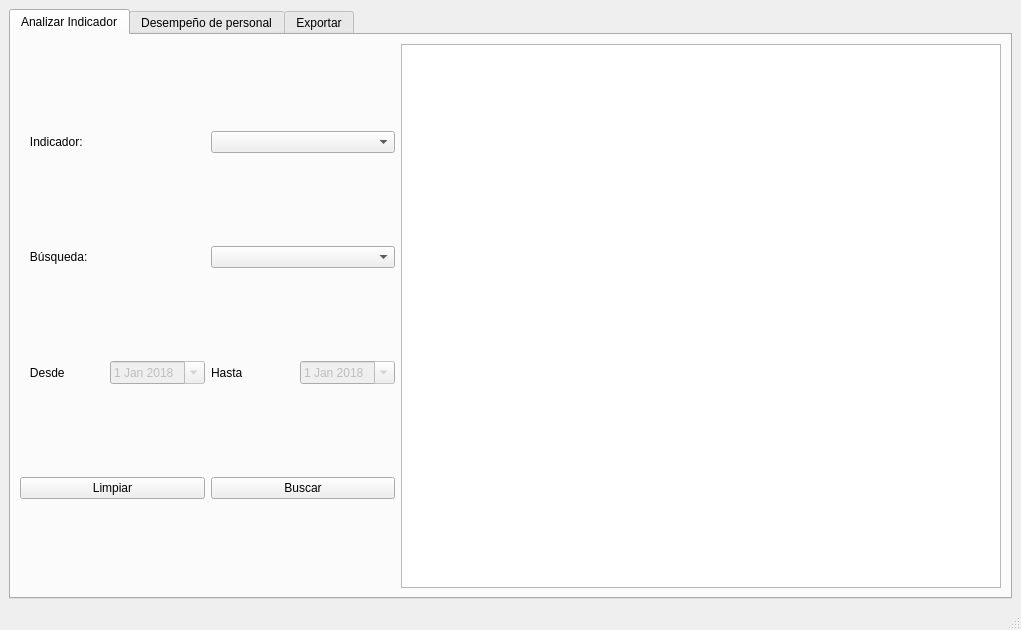
The window that ui/main_window.ui (Bneya/project_indicadores_win) describes before a commit, drawn with Qt 5.
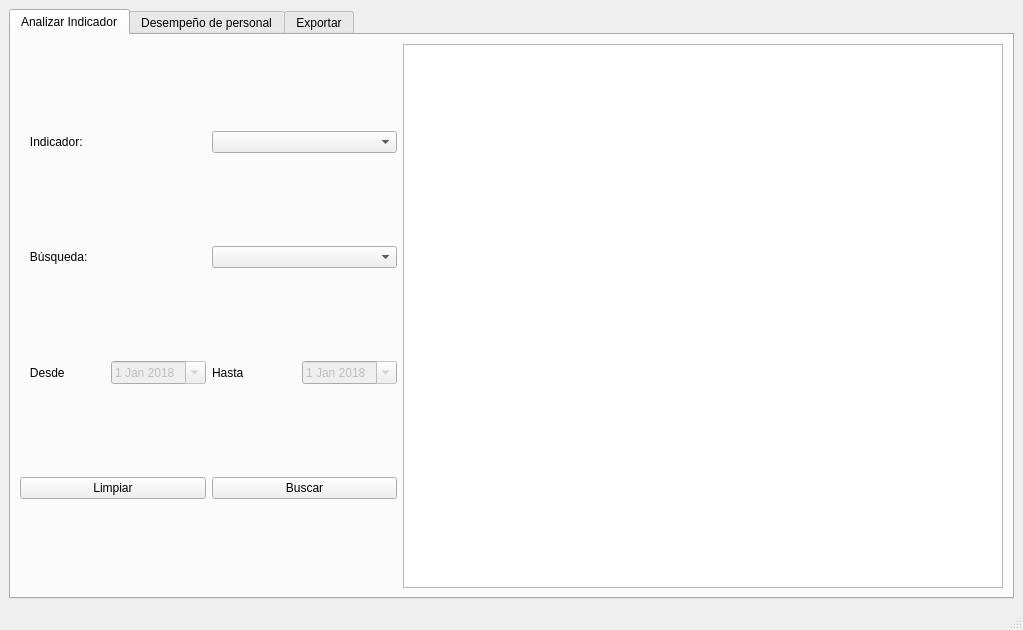
The same window after the commit. The open tabs and pages were chosen to show the change.

The edit to the form file:
```diff
--- a/ui/main_window.ui
+++ b/ui/main_window.ui
@@ -6,7 +6,7 @@
    <rect>
     <x>0</x>
     <y>0</y>
-    <width>1021</width>
+    <width>1023</width>
     <height>630</height>
    </rect>
   </property>
```
Left out of the diff: 4 changed lines with no effect on the pictures.
